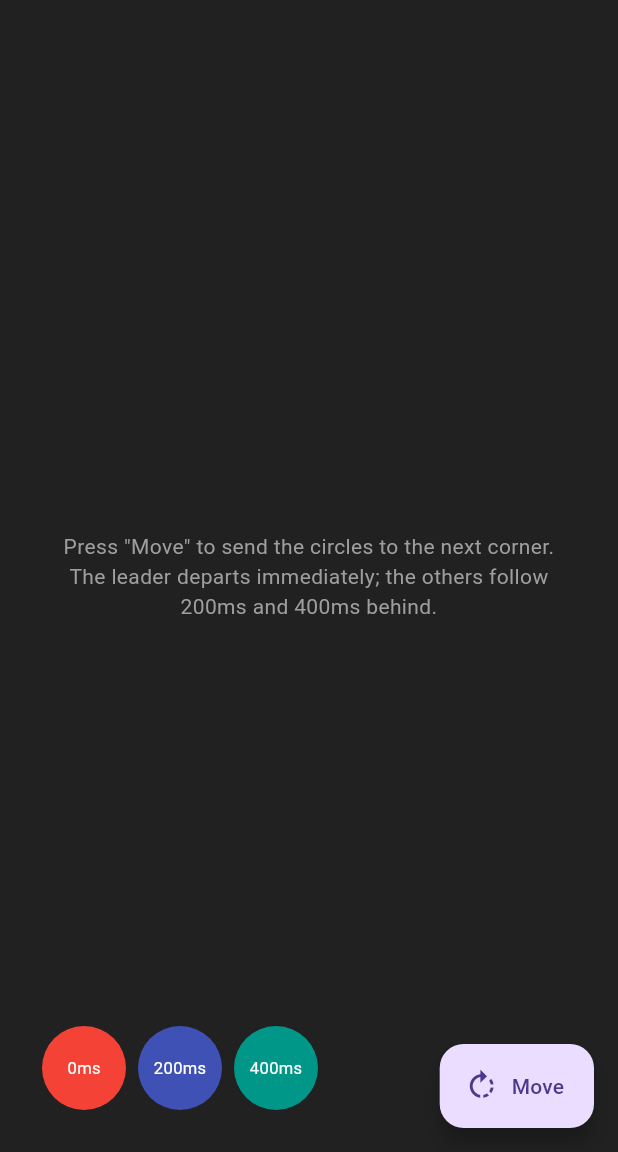
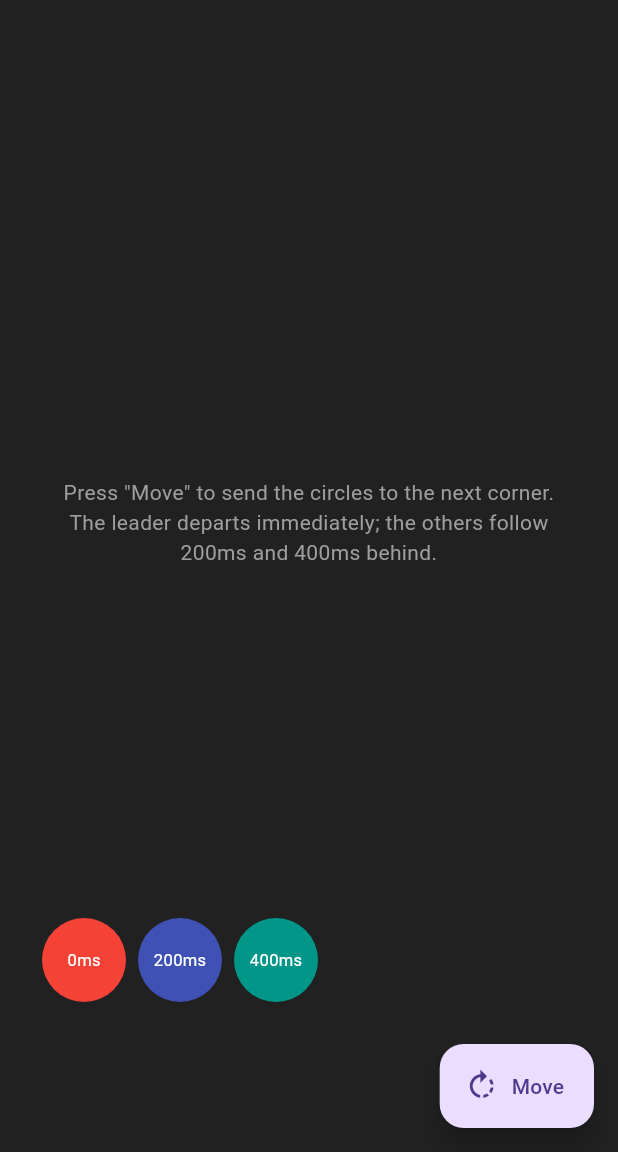
Before and after one commit to chooyan-eng/animated_to, a Flutter app: the screen it shows after launch, in the side drawer, after a tap on "Delayed Animation", on a phone screen of 412 x 824 dp, the part 84-1236 px from its top. Run offline on Flutter 3.47's test engine with Material 3 defaults, Android fonts, the phone set to English and light mode, and no system bars; missing offline and left inert: motor.

Commit message:
change: keep the movement area above the FAB
Add a bottom inset (FAB margin + extended FAB height + gap) and a
bottom SafeArea so the circles' bottom corners stop above the Move
button instead of reaching the device's bottom edge.

Co-Authored-By: Claude Fable 5 <noreply@anthropic.com>

```diff
--- a/example/lib/delayed_animation_page.dart
+++ b/example/lib/delayed_animation_page.dart
@@ -78,8 +78,12 @@ class _DelayedAnimationPageState extends State<DelayedAnimationPage> {
           icon: const Icon(Icons.rotate_right),
           label: const Text('Move'),
         ),
-        body: Padding(
-          padding: const EdgeInsets.all(24),
+        body: SafeArea(
+          top: false,
+          child: Padding(
+            // The bottom inset keeps the movement area above the FAB:
+            // 16 (FAB margin) + 48 (extended FAB height) + 8 (gap) + 24 (base).
+            padding: const EdgeInsets.fromLTRB(24, 24, 24, 96),
             child: Stack(
               children: [
                 Center(
@@ -95,9 +99,11 @@ class _DelayedAnimationPageState extends State<DelayedAnimationPage> {
                   alignment: _alignments[_corner],
                   child: _corner.isEven
                       ? Row(mainAxisSize: MainAxisSize.min, children: circles)
-                    : Column(mainAxisSize: MainAxisSize.min, children: circles),
+                      : Column(
+                          mainAxisSize: MainAxisSize.min, children: circles),
                 ),
               ],
+            ),
           ),
         ),
       ),
```
Lines whose indentation alone changed are shown as unchanged.
